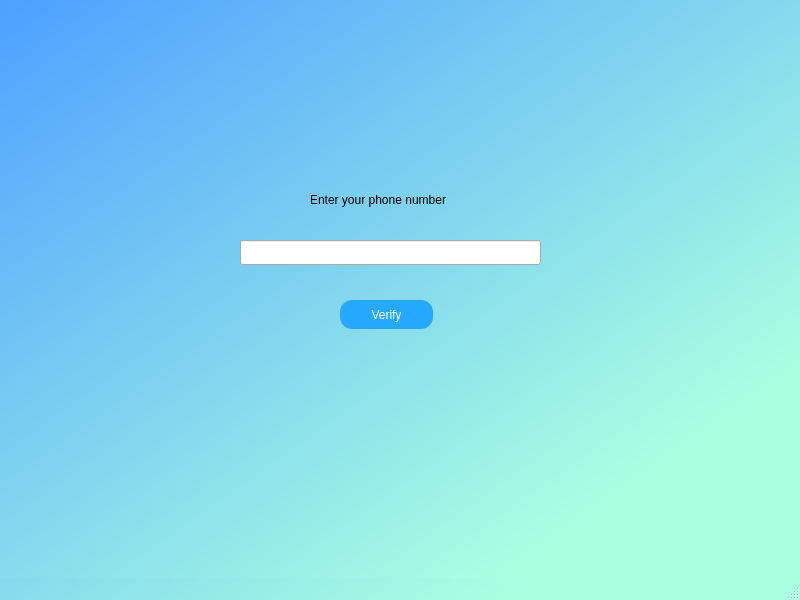
Above: client/signup_page.ui from mohammadmolavi/Local-messenger before the change. Below: the same form after it.
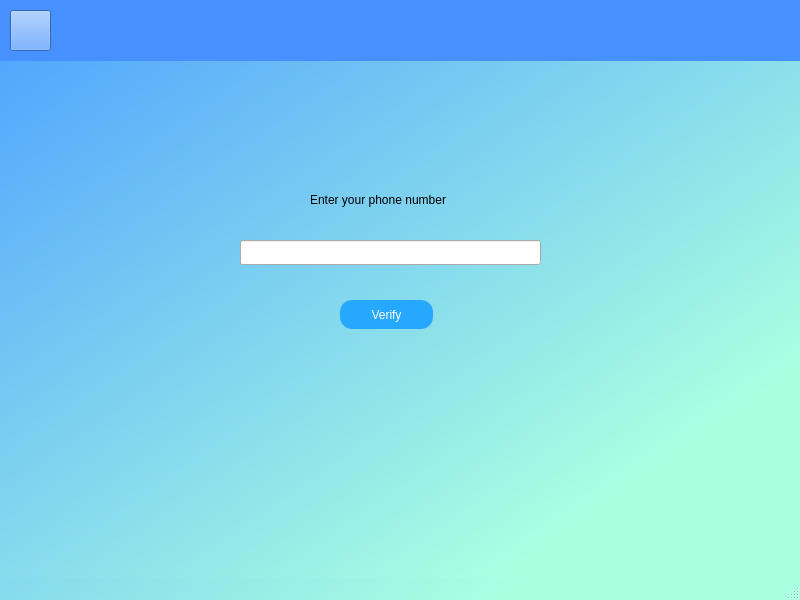
That is the form after the change. Icons and pictures are not drawn.

```diff
--- a/client/signup_page.ui
+++ b/client/signup_page.ui
@@ -80,6 +80,35 @@
      <string>Verify</string>
     </property>
    </widget>
+   <widget class="QWidget" name="widget" native="true">
+    <property name="geometry">
+     <rect>
+      <x>0</x>
+      <y>0</y>
+      <width>801</width>
+      <height>61</height>
+     </rect>
+    </property>
+    <property name="styleSheet">
+     <string notr="true">background-color: rgb(71, 145, 255);</string>
+    </property>
+    <widget class="QPushButton" name="back">
+     <property name="geometry">
+      <rect>
+       <x>10</x>
+       <y>10</y>
+       <width>41</width>
+       <height>41</height>
+      </rect>
+     </property>
+     <property name="styleSheet">
+      <string notr="true">border-image: url(:/new/prefix1/graphics/previous.png);</string>
+     </property>
+     <property name="text">
+      <string/>
+     </property>
+    </widget>
+   </widget>
   </widget>
   <widget class="QMenuBar" name="menubar">
    <property name="geometry">
```
